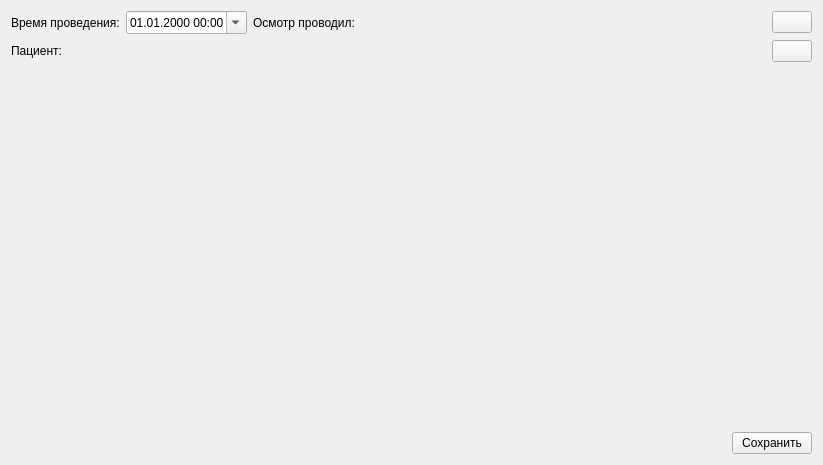
Old version of the form src/therapeutist/examinationeditwidget.ui in the repository megakoko/m-system.
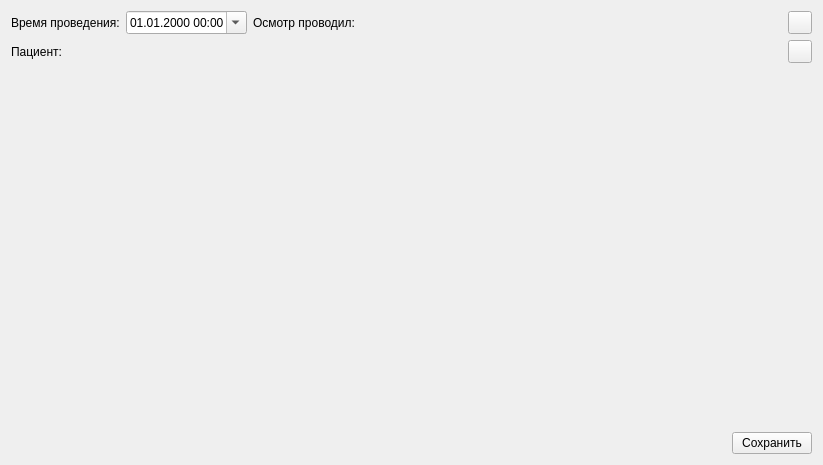
New version of the form.

Commit message: Поменял класс кнопкой с иконками с QPushButton на QToolButton.

What changed in the file:
```diff
--- a/src/therapeutist/examinationeditwidget.ui
+++ b/src/therapeutist/examinationeditwidget.ui
@@ -61,7 +61,7 @@
       </spacer>
      </item>
      <item>
-      <widget class="QPushButton" name="m_chooseTherapeutist">
+	  <widget class="QToolButton" name="m_chooseTherapeutist">
        <property name="sizePolicy">
         <sizepolicy hsizetype="Maximum" vsizetype="Fixed">
          <horstretch>0</horstretch>
@@ -111,7 +111,7 @@
       </spacer>
      </item>
      <item>
-      <widget class="QPushButton" name="m_choosePatient">
+	  <widget class="QToolButton" name="m_choosePatient">
        <property name="sizePolicy">
         <sizepolicy hsizetype="Maximum" vsizetype="Fixed">
          <horstretch>0</horstretch>
```
The commit also changes 11 other files.
